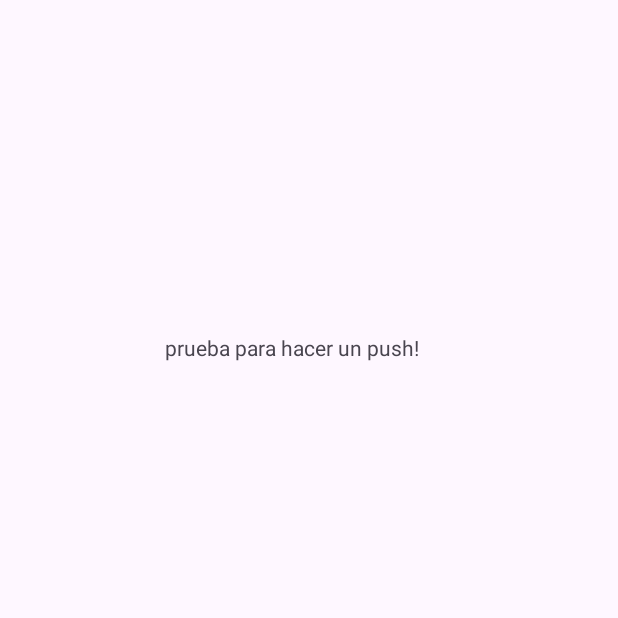
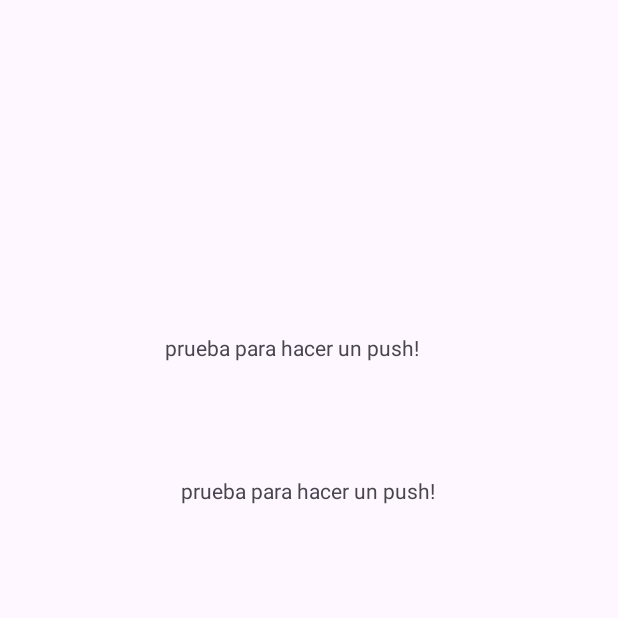
Before and after one commit to LetalKiller/Proyecto-Grupal, an Android app: the screen it shows after launch (MainActivity), on a phone screen of 412 x 824 dp, the top half of it. Run offline under Robolectric (Android 15) with nearby library versions, the phone set to English and light mode, and no system bars.

Commit message:
Prueba 3 de push

```diff
--- a/app/src/main/res/layout/activity_main.xml
+++ b/app/src/main/res/layout/activity_main.xml
@@ -8,6 +8,7 @@
     tools:context=".MainActivity">
 
     <TextView
+        android:id="@+id/textView"
         android:layout_width="wrap_content"
         android:layout_height="wrap_content"
         android:text="prueba para hacer un push!"
@@ -18,4 +19,15 @@
         app:layout_constraintTop_toTopOf="parent"
         app:layout_constraintVertical_bias="0.276" />
 
+    <TextView
+        android:layout_width="wrap_content"
+        android:layout_height="wrap_content"
+        android:text="prueba para hacer un push!"
+        app:layout_constraintBottom_toBottomOf="parent"
+        app:layout_constraintEnd_toEndOf="parent"
+        app:layout_constraintHorizontal_bias="0.497"
+        app:layout_constraintStart_toStartOf="parent"
+        app:layout_constraintTop_toTopOf="parent"
+        app:layout_constraintVertical_bias="0.394" />
+
 </androidx.constraintlayout.widget.ConstraintLayout>
```
